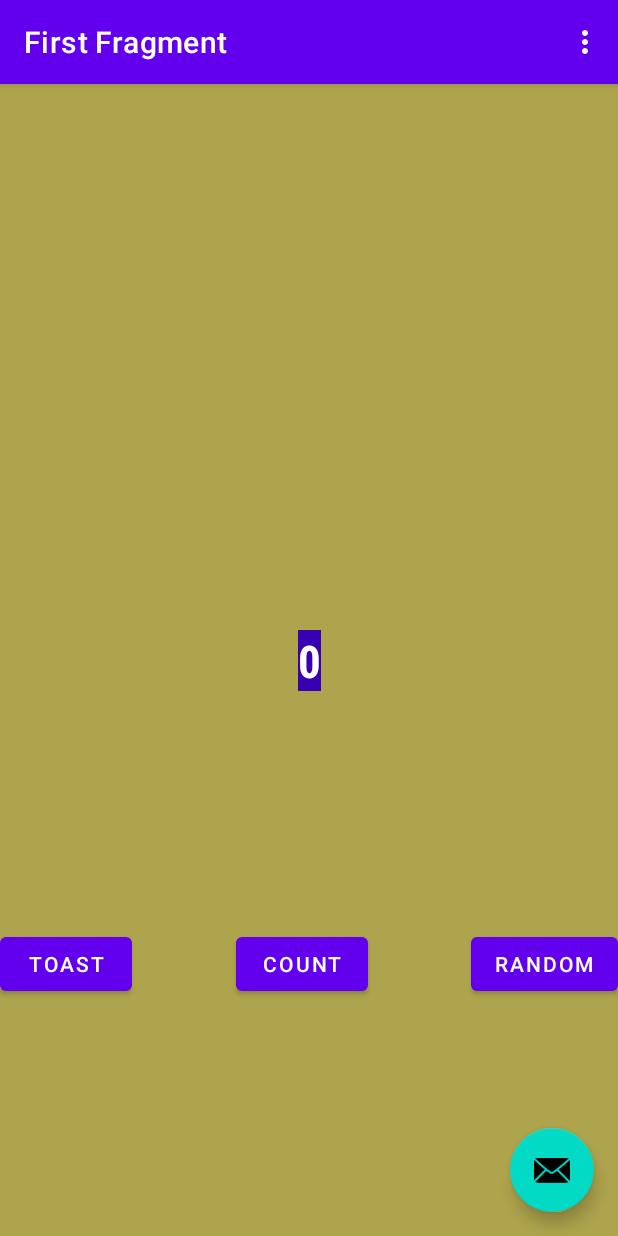
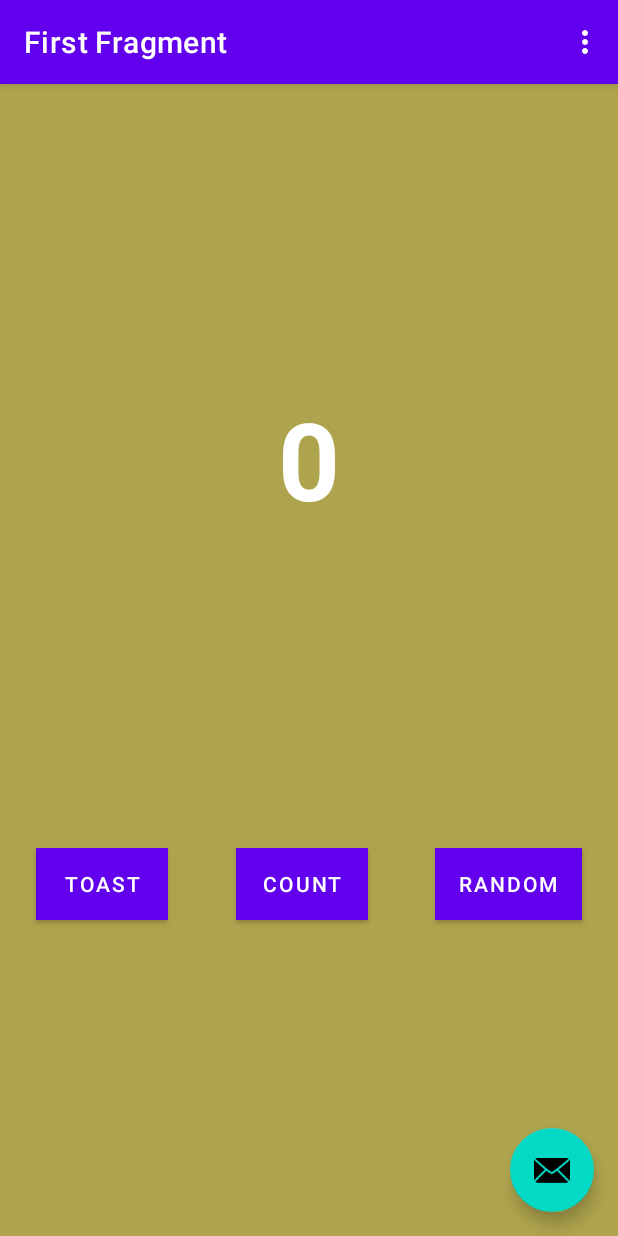
Before and after one commit to artazidele/My-First-Java-App, an Android app: the screen it shows after launch (MainActivity), on a phone screen of 412 x 824 dp. Run offline under Robolectric (Android 15) with nearby library versions, the phone set to English and light mode, and no system bars; our stand-ins replace navigation-ui.

Commit message:
Task 7: Update the appearance of the buttons and the TextView

```diff
--- a/app/src/main/res/layout/fragment_first.xml
+++ b/app/src/main/res/layout/fragment_first.xml
@@ -8,14 +8,15 @@
     tools:context=".FirstFragment">
 
     <TextView
+        app:layout_constraintVertical_bias="0.3"
+        app:layout_constraintHorizontal_bias="0.5"
         android:id="@+id/textview_first"
         android:layout_width="wrap_content"
         android:layout_height="wrap_content"
-        android:background="@color/design_default_color_primary_dark"
-        android:fontFamily="sans-serif-condensed"
+        android:fontFamily="sans-serif"
         android:text="@string/hello_first_fragment"
         android:textColor="@android:color/white"
-        android:textSize="30sp"
+        android:textSize="72sp"
         android:textStyle="bold"
         app:layout_constraintBottom_toBottomOf="parent"
         app:layout_constraintEnd_toEndOf="parent"
@@ -23,6 +24,8 @@
         app:layout_constraintTop_toTopOf="parent" />
 
     <Button
+        android:layout_marginRight="24dp"
+        android:background="@color/buttonBackground"
         android:id="@+id/random_button"
         android:layout_width="wrap_content"
         android:layout_height="wrap_content"
@@ -32,6 +35,8 @@
         app:layout_constraintTop_toBottomOf="@+id/textview_first" />
 
     <Button
+        android:layout_marginLeft="24dp"
+        android:background="@color/buttonBackground"
         android:id="@+id/toast_button"
         android:layout_width="wrap_content"
         android:layout_height="wrap_content"
@@ -41,6 +46,7 @@
         app:layout_constraintTop_toBottomOf="@+id/textview_first" />
 
     <Button
+        android:background="@color/buttonBackground"
         android:id="@+id/count_button"
         android:layout_width="wrap_content"
         android:layout_height="wrap_content"
--- a/app/src/main/res/values/colors.xml
+++ b/app/src/main/res/values/colors.xml
@@ -7,5 +7,6 @@
     <color name="teal_700">#FF018786</color>
     <color name="black">#FF000000</color>
     <color name="white">#FFFFFFFF</color>
-    <color name="screenBackground">#FFEE58</color>
+    <color name="screenBackground">#2196F3</color>
+    <color name="buttonBackground">#BBDEFB</color>
 </resources>
```
